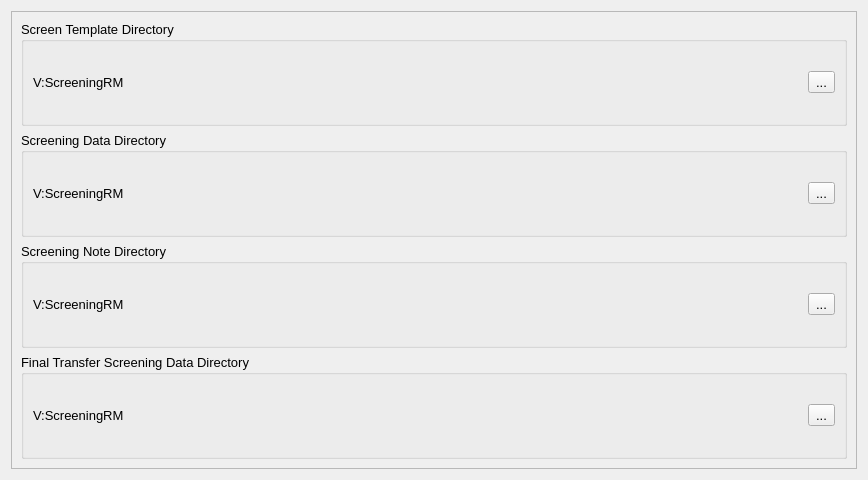
Above: RGui_SetPath.ui from wa26532977/Screening_one before the change. Below: the same form after it.
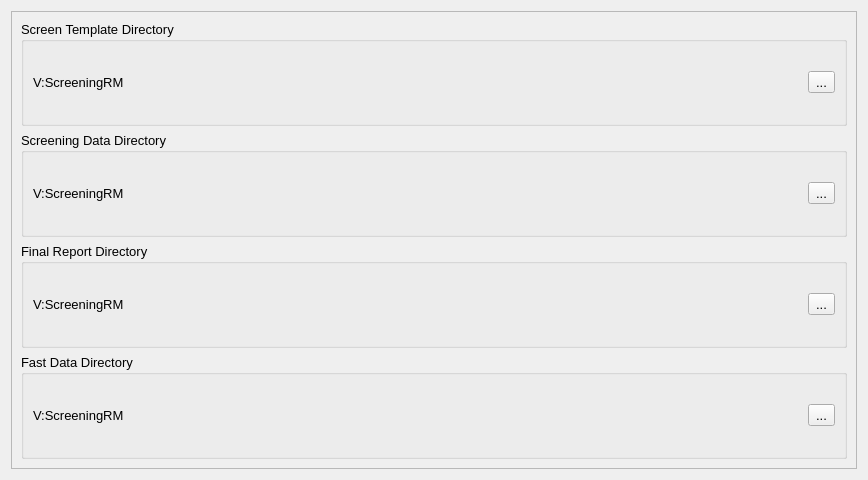
That is the form after the change.

Commit message: 7/7/2021 v1.8 add path for data

```diff
--- a/RGui_SetPath.ui
+++ b/RGui_SetPath.ui
@@ -95,7 +95,7 @@
          </font>
         </property>
         <property name="title">
-         <string>Screening Note Directory</string>
+         <string>Final Report Directory</string>
         </property>
         <layout class="QGridLayout" name="gridLayout_4">
          <item row="0" column="0">
@@ -127,7 +127,7 @@
          </font>
         </property>
         <property name="title">
-         <string>Final Transfer Screening Data Directory</string>
+         <string>Fast Data Directory</string>
         </property>
         <layout class="QGridLayout" name="gridLayout_5">
          <item row="0" column="0">
```
The commit also changes 3 other files.
